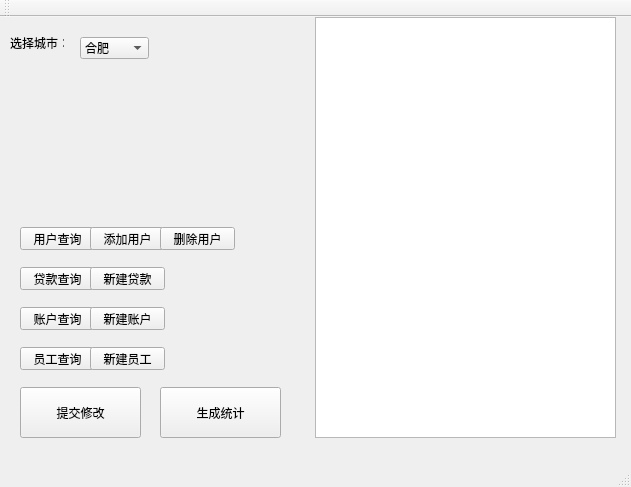
Above: mainwindow.ui from Qianjx/banksystem before the change. Below: the same form after it.
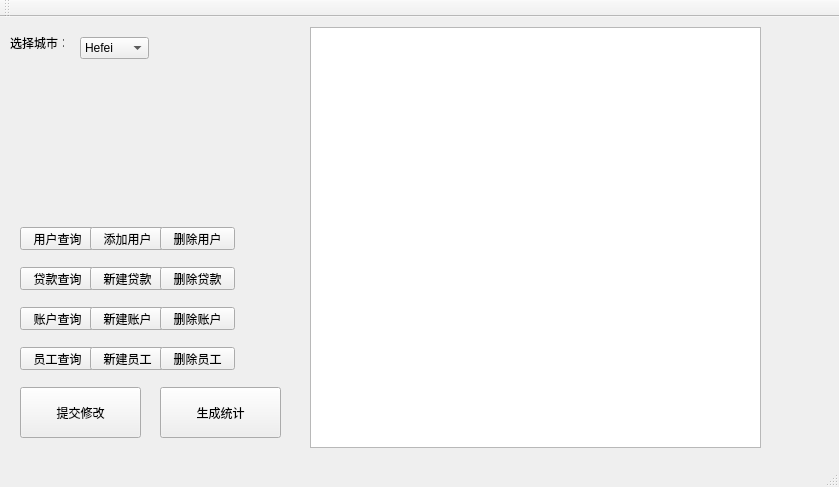
That is the form after the change.

Diff of the .ui file:
```diff
--- a/mainwindow.ui
+++ b/mainwindow.ui
@@ -6,7 +6,7 @@
    <rect>
     <x>0</x>
     <y>0</y>
-    <width>631</width>
+    <width>839</width>
     <height>487</height>
    </rect>
   </property>
@@ -129,7 +129,7 @@
     </property>
     <item>
      <property name="text">
-      <string>合肥</string>
+      <string>Hefei</string>
      </property>
     </item>
     <item>
@@ -146,9 +146,9 @@
    <widget class="QTableView" name="show_tableView">
     <property name="geometry">
      <rect>
-      <x>315</x>
-      <y>0</y>
-      <width>301</width>
+      <x>310</x>
+      <y>10</y>
+      <width>451</width>
       <height>421</height>
      </rect>
     </property>
@@ -205,6 +205,45 @@
      <string>生成统计</string>
     </property>
    </widget>
+   <widget class="QPushButton" name="delete1pushButton">
+    <property name="geometry">
+     <rect>
+      <x>160</x>
+      <y>250</y>
+      <width>75</width>
+      <height>23</height>
+     </rect>
+    </property>
+    <property name="text">
+     <string>删除贷款</string>
+    </property>
+   </widget>
+   <widget class="QPushButton" name="delete2pushButton">
+    <property name="geometry">
+     <rect>
+      <x>160</x>
+      <y>290</y>
+      <width>75</width>
+      <height>23</height>
+     </rect>
+    </property>
+    <property name="text">
+     <string>删除账户</string>
+    </property>
+   </widget>
+   <widget class="QPushButton" name="delete3pushButton">
+    <property name="geometry">
+     <rect>
+      <x>160</x>
+      <y>330</y>
+      <width>75</width>
+      <height>23</height>
+     </rect>
+    </property>
+    <property name="text">
+     <string>删除员工</string>
+    </property>
+   </widget>
   </widget>
   <widget class="QMenuBar" name="menuBar">
    <property name="geometry">
```
Left out of the diff: 10 changed lines with no effect on the pictures.
